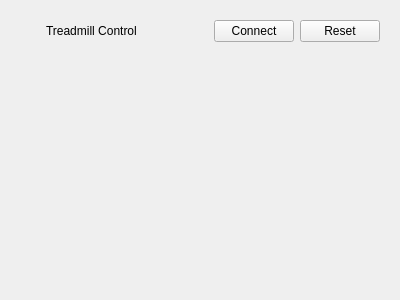
abi2501/exocan, file ui/exo_ctl.ui: the form before one commit.
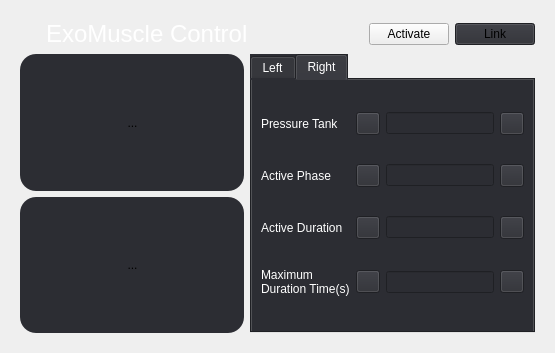
The form after the commit. Icons and pictures are not drawn.

Commit message: treadmill and exo widget commit

```diff
--- a/ui/exo_ctl.ui
+++ b/ui/exo_ctl.ui
@@ -6,17 +6,20 @@
    <rect>
     <x>0</x>
     <y>0</y>
-    <width>400</width>
-    <height>300</height>
+    <width>555</width>
+    <height>353</height>
    </rect>
   </property>
   <property name="windowTitle">
    <string>Form</string>
   </property>
+  <property name="styleSheet">
+   <string notr="true"/>
+  </property>
   <layout class="QVBoxLayout" name="verticalLayout_2">
    <item>
-    <widget class="QWidget" name="widget" native="true">
-     <layout class="QVBoxLayout" name="verticalLayout">
+    <widget class="QWidget" name="treadmill_ctl_wid" native="true">
+     <layout class="QVBoxLayout" name="verticalLayout_3">
       <item>
        <layout class="QHBoxLayout" name="horizontalLayout_3">
         <item>
@@ -48,8 +51,12 @@
           </item>
           <item>
            <widget class="QLabel" name="label_2">
+            <property name="styleSheet">
+             <string notr="true">font-size:24px;
+color:#ffffff;</string>
+            </property>
             <property name="text">
-             <string>Treadmill Control</string>
+             <string>ExoMuscle Control</string>
             </property>
            </widget>
           </item>
@@ -71,16 +78,22 @@
         <item>
          <layout class="QHBoxLayout" name="horizontalLayout_2">
           <item>
-           <widget class="QPushButton" name="pushButton">
+           <widget class="QPushButton" name="connect_btn">
+            <property name="styleSheet">
+             <string notr="true"/>
+            </property>
             <property name="text">
-             <string>Connect</string>
+             <string>Activate</string>
             </property>
            </widget>
           </item>
           <item>
            <widget class="QPushButton" name="pushButton_2">
+            <property name="styleSheet">
+             <string notr="true">background-color:#2C2D33;</string>
+            </property>
             <property name="text">
-             <string>Reset</string>
+             <string>Link</string>
             </property>
            </widget>
           </item>
@@ -89,17 +102,352 @@
        </layout>
       </item>
       <item>
-       <spacer name="verticalSpacer">
-        <property name="orientation">
-         <enum>Qt::Vertical</enum>
-        </property>
-        <property name="sizeHint" stdset="0">
-         <size>
-          <width>20</width>
-          <height>297</height>
-         </size>
-        </property>
-       </spacer>
+       <layout class="QHBoxLayout" name="horizontalLayout_6">
+        <item>
+         <layout class="QVBoxLayout" name="verticalLayout">
+          <item>
+           <widget class="QWidget" name="widget" native="true">
+            <property name="styleSheet">
+             <string notr="true">background-color: #2C2D33;
+border-radius:16px;</string>
+            </property>
+            <layout class="QVBoxLayout" name="verticalLayout_4">
+             <item>
+              <spacer name="verticalSpacer_3">
+               <property name="orientation">
+                <enum>Qt::Vertical</enum>
+               </property>
+               <property name="sizeHint" stdset="0">
+                <size>
+                 <width>20</width>
+                 <height>1</height>
+                </size>
+               </property>
+              </spacer>
+             </item>
+             <item>
+              <layout class="QHBoxLayout" name="horizontalLayout_4">
+               <item>
+                <spacer name="horizontalSpacer_2">
+                 <property name="orientation">
+                  <enum>Qt::Horizontal</enum>
+                 </property>
+                 <property name="sizeHint" stdset="0">
+                  <size>
+                   <width>40</width>
+                   <height>20</height>
+                  </size>
+                 </property>
+                </spacer>
+               </item>
+               <item>
+                <widget class="QToolButton" name="lerft_forward_btn">
+                 <property name="text">
+                  <string>...</string>
+                 </property>
+                 <property name="icon">
+                  <iconset resource="../lib/assets/res.qrc">
+                   <normaloff>:/newPrefix/images/prime_sort-up-fill (3).png</normaloff>:/newPrefix/images/prime_sort-up-fill (3).png</iconset>
+                 </property>
+                 <property name="iconSize">
+                  <size>
+                   <width>30</width>
+                   <height>30</height>
+                  </size>
+                 </property>
+                </widget>
+               </item>
+               <item>
+                <spacer name="horizontalSpacer_3">
+                 <property name="orientation">
+                  <enum>Qt::Horizontal</enum>
+                 </property>
+                 <property name="sizeHint" stdset="0">
+                  <size>
+                   <width>40</width>
+                   <height>20</height>
+                  </size>
+                 </property>
+                </spacer>
+               </item>
+              </layout>
+             </item>
+             <item>
+              <spacer name="verticalSpacer_4">
+               <property name="orientation">
+                <enum>Qt::Vertical</enum>
+               </property>
+               <property name="sizeHint" stdset="0">
+                <size>
+                 <width>20</width>
+                 <height>1</height>
+                </size>
+               </property>
+              </spacer>
+             </item>
+            </layout>
+           </widget>
+          </item>
+          <item>
+           <widget class="QWidget" name="widget_2" native="true">
+            <property name="styleSheet">
+             <string notr="true">background-color: #2C2D33;
+border-radius:16px;</string>
+            </property>
+            <layout class="QVBoxLayout" name="verticalLayout_5">
+             <item>
+              <spacer name="verticalSpacer_6">
+               <property name="orientation">
+                <enum>Qt::Vertical</enum>
+               </property>
+               <property name="sizeHint" stdset="0">
+                <size>
+                 <width>20</width>
+                 <height>5</height>
+                </size>
+               </property>
+              </spacer>
+             </item>
+             <item>
+              <layout class="QHBoxLayout" name="horizontalLayout_5">
+               <item>
+                <spacer name="horizontalSpacer_4">
+                 <property name="orientation">
+                  <enum>Qt::Horizontal</enum>
+                 </property>
+                 <property name="sizeHint" stdset="0">
+                  <size>
+                   <width>40</width>
+                   <height>20</height>
+                  </size>
+                 </property>
+                </spacer>
+               </item>
+               <item>
+                <widget class="QToolButton" name="left_backward_btn">
+                 <property name="text">
+                  <string>...</string>
+                 </property>
+                 <property name="icon">
+                  <iconset resource="../lib/assets/res.qrc">
+                   <normaloff>:/newPrefix/images/backward.png</normaloff>:/newPrefix/images/backward.png</iconset>
+                 </property>
+                 <property name="iconSize">
+                  <size>
+                   <width>30</width>
+                   <height>30</height>
+                  </size>
+                 </property>
+                </widget>
+               </item>
+               <item>
+                <spacer name="horizontalSpacer_5">
+                 <property name="orientation">
+                  <enum>Qt::Horizontal</enum>
+                 </property>
+                 <property name="sizeHint" stdset="0">
+                  <size>
+                   <width>40</width>
+                   <height>20</height>
+                  </size>
+                 </property>
+                </spacer>
+               </item>
+              </layout>
+             </item>
+             <item>
+              <spacer name="verticalSpacer_5">
+               <property name="orientation">
+                <enum>Qt::Vertical</enum>
+               </property>
+               <property name="sizeHint" stdset="0">
+                <size>
+                 <width>20</width>
+                 <height>5</height>
+                </size>
+               </property>
+              </spacer>
+             </item>
+            </layout>
+           </widget>
+          </item>
+         </layout>
+        </item>
+        <item>
+         <widget class="QTabWidget" name="exo_ctl_tab">
+          <property name="styleSheet">
+           <string notr="true">background-color:#2C2D33;
+color:#FFFFFF;
+</string>
+          </property>
+          <property name="tabPosition">
+           <enum>QTabWidget::North</enum>
+          </property>
+          <property name="tabShape">
+           <enum>QTabWidget::Rounded</enum>
+          </property>
+          <property name="currentIndex">
+           <number>1</number>
+          </property>
+          <property name="elideMode">
+           <enum>Qt::ElideMiddle</enum>
+          </property>
+          <property name="documentMode">
+           <bool>false</bool>
+          </property>
+          <property name="tabsClosable">
+           <bool>false</bool>
+          </property>
+          <property name="movable">
+           <bool>false</bool>
+          </property>
+          <property name="tabBarAutoHide">
+           <bool>false</bool>
+          </property>
+          <widget class="QWidget" name="exo_left_tab">
+           <attribute name="title">
+            <string>Left</string>
+           </attribute>
+          </widget>
+          <widget class="QWidget" name="exo_right_tab">
+           <attribute name="title">
+            <string>Right</string>
+           </attribute>
+           <layout class="QGridLayout" name="gridLayout">
+            <item row="0" column="0">
+             <widget class="QLabel" name="pressure_tank_lbl">
+              <property name="text">
+               <string>Pressure Tank</string>
+              </property>
+             </widget>
+            </item>
+            <item row="0" column="1">
+             <widget class="QToolButton" name="pressure_decrement_btn">
+              <property name="text">
+               <string/>
+              </property>
+              <property name="icon">
+               <iconset resource="../lib/assets/res.qrc">
+                <normaloff>:/newPrefix/images/lsicon_minus-filled.png</normaloff>:/newPrefix/images/lsicon_minus-filled.png</iconset>
+              </property>
+             </widget>
+            </item>
+            <item row="0" column="2">
+             <widget class="QLineEdit" name="lineEdit"/>
+            </item>
+            <item row="0" column="3">
+             <widget class="QToolButton" name="pressure_increment_btn">
+              <property name="text">
+               <string/>
+              </property>
+              <property name="icon">
+               <iconset resource="../lib/assets/res.qrc">
+                <normaloff>:/newPrefix/images/carbon_add-filled.png</normaloff>:/newPrefix/images/carbon_add-filled.png</iconset>
+              </property>
+             </widget>
+            </item>
+            <item row="1" column="0">
+             <widget class="QLabel" name="active_phase_lbl">
+              <property name="text">
+               <string>Active Phase</string>
+              </property>
+             </widget>
+            </item>
+            <item row="1" column="1">
+             <widget class="QToolButton" name="activeph_decrement_btn">
+              <property name="text">
+               <string/>
+              </property>
+              <property name="icon">
+               <iconset resource="../lib/assets/res.qrc">
+                <normaloff>:/newPrefix/images/lsicon_minus-filled.png</normaloff>:/newPrefix/images/lsicon_minus-filled.png</iconset>
+              </property>
+             </widget>
+            </item>
+            <item row="1" column="2">
+             <widget class="QLineEdit" name="lineEdit_2"/>
+            </item>
+            <item row="1" column="3">
+             <widget class="QToolButton" name="activeph_increment_btn">
+              <property name="text">
+               <string/>
+              </property>
+              <property name="icon">
+               <iconset resource="../lib/assets/res.qrc">
+                <normaloff>:/newPrefix/images/carbon_add-filled.png</normaloff>:/newPrefix/images/carbon_add-filled.png</iconset>
+              </property>
+             </widget>
+            </item>
+            <item row="2" column="0">
+             <widget class="QLabel" name="active_duration_lbl">
+              <property name="text">
+               <string>Active Duration</string>
+              </property>
+             </widget>
+            </item>
+            <item row="2" column="1">
+             <widget class="QToolButton" name="activedur_decrement_btn">
+              <property name="text">
+               <string/>
+              </property>
+              <property name="icon">
+               <iconset resource="../lib/assets/res.qrc">
+                <normaloff>:/newPrefix/images/lsicon_minus-filled.png</normaloff>:/newPrefix/images/lsicon_minus-filled.png</iconset>
+              </property>
+             </widget>
+            </item>
+            <item row="2" column="2">
+             <widget class="QLineEdit" name="lineEdit_3"/>
+            </item>
+            <item row="2" column="3">
+             <widget class="QToolButton" name="activedur_increment_btn">
+              <property name="text">
+               <string/>
+              </property>
+              <property name="icon">
+               <iconset resource="../lib/assets/res.qrc">
+                <normaloff>:/newPrefix/images/carbon_add-filled.png</normaloff>:/newPrefix/images/carbon_add-filled.png</iconset>
+              </property>
+             </widget>
+            </item>
+            <item row="3" column="0">
+             <widget class="QLabel" name="active_duration_lbl_2">
+              <property name="text">
+               <string>Maximum
+Duration Time(s)</string>
+              </property>
+             </widget>
+            </item>
+            <item row="3" column="1">
+             <widget class="QToolButton" name="activedur_decrement_btn_2">
+              <property name="text">
+               <string/>
+              </property>
+              <property name="icon">
+               <iconset resource="../lib/assets/res.qrc">
+                <normaloff>:/newPrefix/images/lsicon_minus-filled.png</normaloff>:/newPrefix/images/lsicon_minus-filled.png</iconset>
+              </property>
+             </widget>
+            </item>
+            <item row="3" column="2">
+             <widget class="QLineEdit" name="lineEdit_4"/>
+            </item>
+            <item row="3" column="3">
+             <widget class="QToolButton" name="activedur_increment_btn_2">
+              <property name="text">
+               <string/>
+              </property>
+              <property name="icon">
+               <iconset resource="../lib/assets/res.qrc">
+                <normaloff>:/newPrefix/images/carbon_add-filled.png</normaloff>:/newPrefix/images/carbon_add-filled.png</iconset>
+              </property>
+             </widget>
+            </item>
+           </layout>
+          </widget>
+         </widget>
+        </item>
+       </layout>
       </item>
      </layout>
     </widget>
```
Left out of the diff: 2 changed lines with no effect on the pictures. The commit also changes 16 other files.
